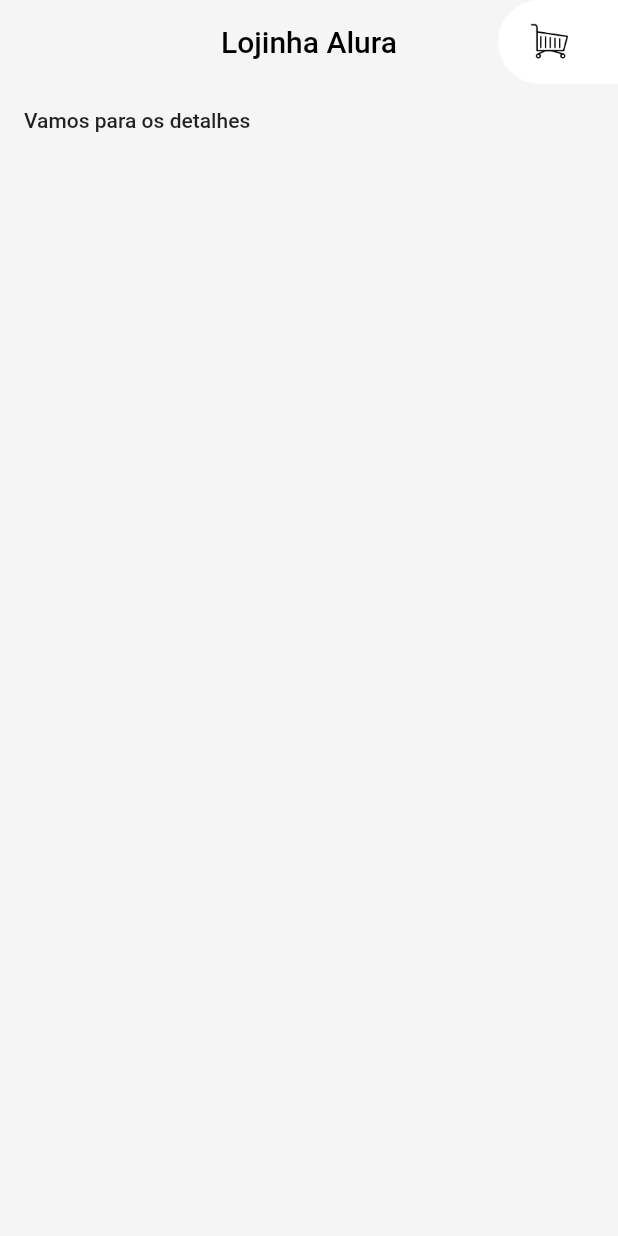
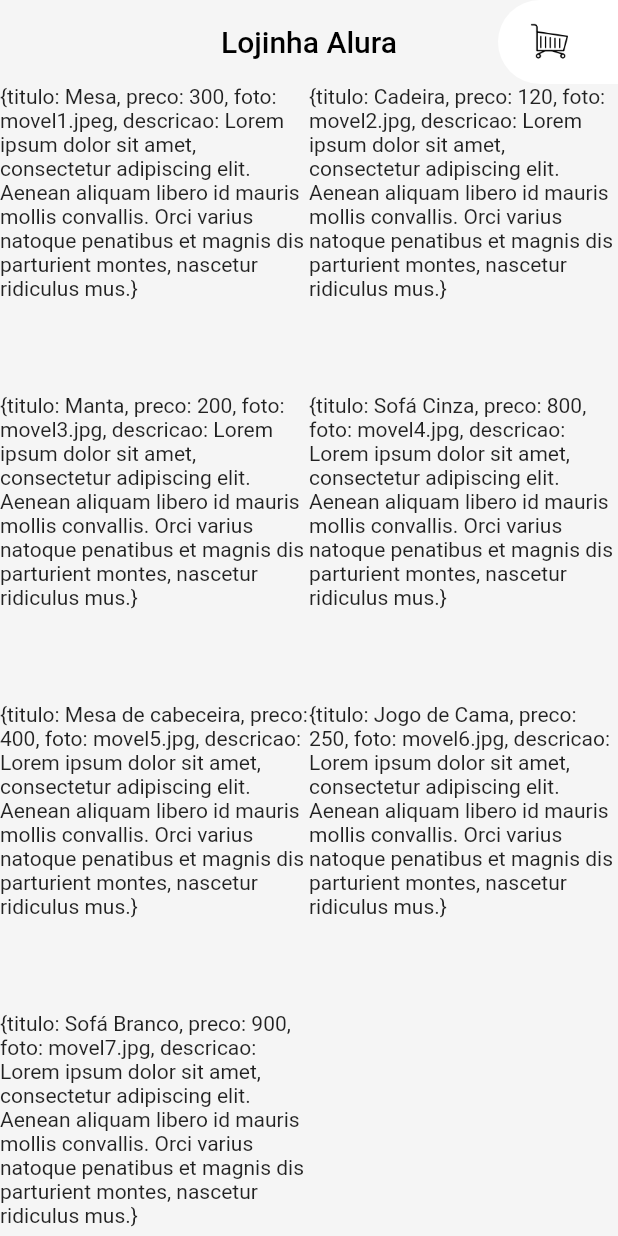
Before and after one commit to DuduAlmeida/CursoFlutterAlura, a Flutter app: the screen it shows after launch, on a phone screen of 412 x 824 dp. Run offline on Flutter 3.47's test engine with Material 2 defaults, Android fonts, the phone set to English and light mode, and no system bars; our stand-ins replace sqflite; missing offline and left inert: http_interceptor; accounts and stored records are empty.

Commit message:
Trabalhando com GridView

```diff
--- a/lojinha_alura/lib/main.dart
+++ b/lojinha_alura/lib/main.dart
@@ -4,6 +4,7 @@ import 'package:flutter/material.dart';
 import 'package:lojinha_alura/pages/carrinhos_page.dart';
 import 'package:lojinha_alura/pages/detalhes_page.dart';
 import 'package:lojinha_alura/widgets/appbar_custom.dart';
+import 'package:lojinha_alura/widgets/grid_produtos.dart';
 
 /// #endregion Imports
 
@@ -88,13 +89,8 @@ class Inicio extends StatelessWidget {
     return Scaffold(
         backgroundColor: Colors.grey[100],
         appBar: AppBarCustom(titulo: 'Lojinha Alura'),
-        body: FlatButton(
-          onPressed: () {
-            Navigator.of(context).push(MaterialPageRoute(
-              builder: (context) => DetalhesPage(),
-            ));
-          },
-          child: Text('Vamos para os detalhes'),
+        body: GridProdutos(
+          moveis: moveis,
         ));
   }
 }
--- /dev/null
+++ b/lojinha_alura/lib/widgets/grid_produtos.dart
@@ -0,0 +1,38 @@
+/// #region Imports
+
+import 'package:flutter/material.dart';
+
+/// #endregion Imports
+
+class GridProdutos extends StatelessWidget {
+  /// #region Public Properties
+
+  final moveis;
+
+  const GridProdutos({this.moveis});
+
+  /// #endregion Public Properties
+
+  @override
+  Widget build(BuildContext context) {
+    return GridView.builder(
+      ///
+      /// Esse atributo é requerido para funcionar
+      ///
+      gridDelegate: SliverGridDelegateWithFixedCrossAxisCount(
+        ///
+        /// A quantidade máxima de itens por linha
+        ///
+        crossAxisCount: 2,
+      ),
+      itemBuilder: (BuildContext context, int indice) {
+        final movel = moveis[indice];
+
+        return Container(
+          child: Text('$movel'),
+        );
+      },
+      itemCount: moveis.length,
+    );
+  }
+}
```
